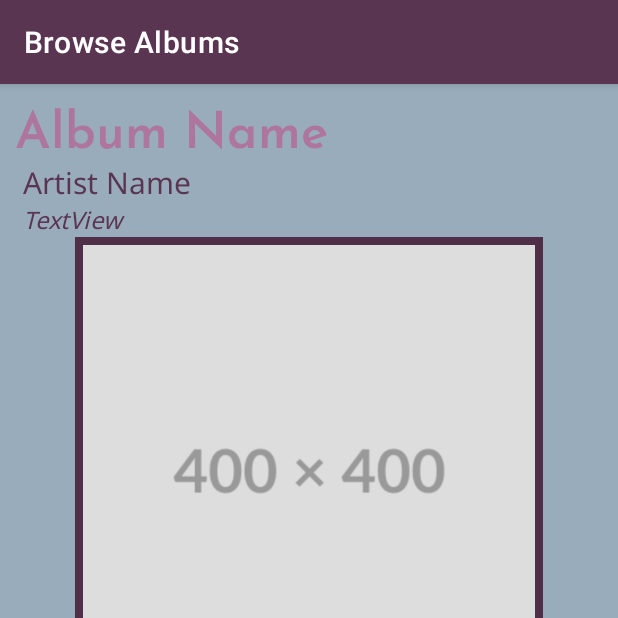
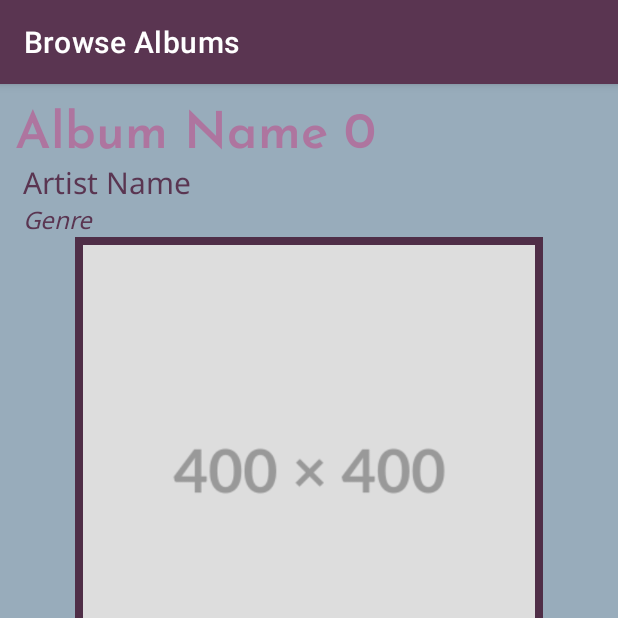
Before and after one commit to sierrariley/VinylVault, an Android app: the BrowseViewPagerHostFragment screen opened through its navigation route, on a phone screen of 412 x 824 dp, the top half of it. Run offline under Robolectric (Android 15) with nearby library versions, the phone set to English and light mode, and no system bars; our stand-ins replace navigation-ui.

Commit message:
ViewPager Functioning without api implementation

```diff
--- a/app/src/main/java/com/example/vinylvault/BrowseViewPager/BrowseAdapter.java
+++ b/app/src/main/java/com/example/vinylvault/BrowseViewPager/BrowseAdapter.java
@@ -4,6 +4,8 @@ import androidx.annotation.NonNull;
 import androidx.fragment.app.Fragment;
 import androidx.fragment.app.FragmentActivity;
 import androidx.viewpager2.adapter.FragmentStateAdapter;
+
+import com.example.vinylvault.R;
 
 public class BrowseAdapter extends FragmentStateAdapter {
 
@@ -15,16 +17,19 @@ public class BrowseAdapter extends FragmentStateAdapter {
     @Override
     public Fragment createFragment(int position) {
         switch (position) {
-            //TODO: Add cases
+            //TODO: Add proper cases
+            case 0:
+                return BrowseFragment.newInstance("Album Name 0", "Artist Name", "Genre", R.drawable.album_placeholder, "null");
+            case 1:
+                return BrowseFragment.newInstance("Album Name 1", "Artist Name", "Genre", R.drawable.album_placeholder, "null");
             default:
-                //TODO: Edit this to return a default case
-                //return BrowseFragment.newInstance();
-                return null;
+                return BrowseFragment.newInstance("Album Name", "Artist Name", "Genre", R.drawable.album_placeholder, "null");
         }
     }
 
     @Override
     public int getItemCount() {
-        return 0;
+        //Change this once cases are updated.
+        return 2;
     }
 }
--- a/app/src/main/java/com/example/vinylvault/BrowseViewPager/BrowseFragment.java
+++ b/app/src/main/java/com/example/vinylvault/BrowseViewPager/BrowseFragment.java
@@ -65,7 +65,8 @@ public class BrowseFragment extends Fragment {
     public View onCreateView(LayoutInflater inflater, ViewGroup container,
                              Bundle savedInstanceState) {
         View view = inflater.inflate(R.layout.fragment_browse, container, false);
-        if (albumNameParam != null && artistNameParam != null && genreParam != null && imageParam != 0 && trackListParam != null){
+        if (albumNameParam != null && artistNameParam != null && genreParam != null && imageParam != 0){
+            // && trackListParam != null
             TextView albumName = view.findViewById(R.id.browse_album_name);
             TextView artistName = view.findViewById(R.id.browse_artist_name);
             TextView genre = view.findViewById(R.id.browse_genre);
--- a/app/src/main/java/com/example/vinylvault/BrowseViewPager/BrowseViewPagerHostFragment.java
+++ b/app/src/main/java/com/example/vinylvault/BrowseViewPager/BrowseViewPagerHostFragment.java
@@ -20,7 +20,7 @@ public class BrowseViewPagerHostFragment extends Fragment {
     @Override
     public View onCreateView(LayoutInflater inflater, ViewGroup container,
                              Bundle savedInstanceState) {
-        View view = inflater.inflate(R.layout.fragment_browse, container, false);
+        View view = inflater.inflate(R.layout.fragment_browse_view_pager_host, container, false);
         ViewPager2 viewPager2 = view.findViewById(R.id.browseViewPager);
         viewPager2.setAdapter(new BrowseAdapter(getActivity()));
 //        viewPager2.setPageTransformer(new ZoomOutPageTransformer());
--- a/app/src/main/res/xml/data_extraction_rules.xml
+++ b/app/src/main/res/xml/data_extraction_rules.xml
@@ -5,9 +5,6 @@
 -->
 <data-extraction-rules>
     <cloud-backup>
-        <include .../>
-        <exclude .../>
-        -->
     </cloud-backup>
     <!--
     <device-transfer>
```
